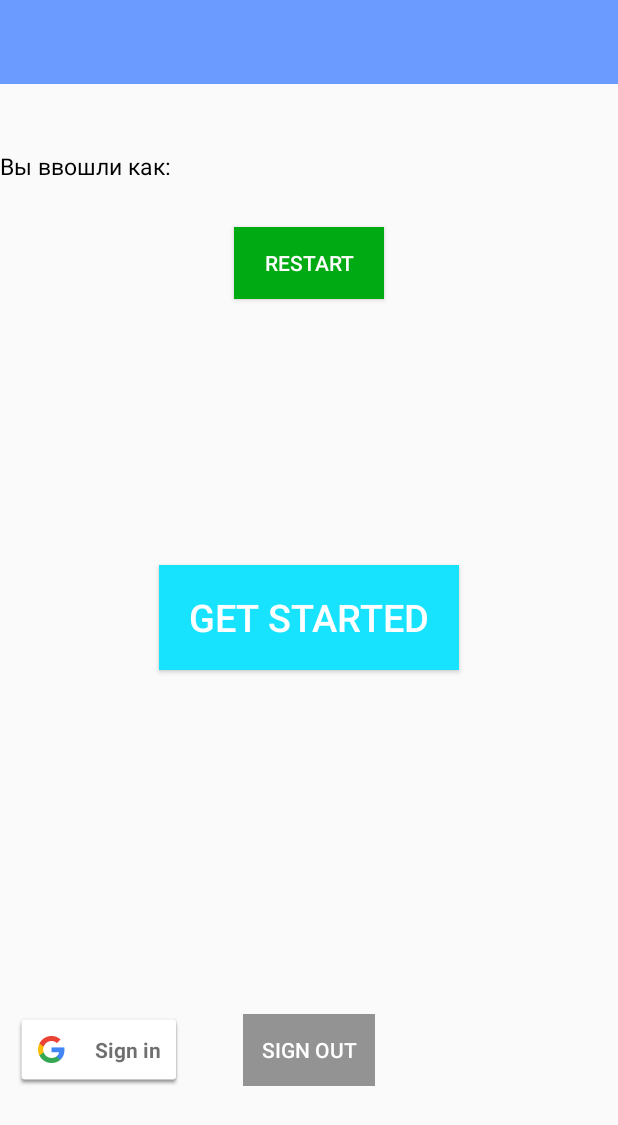
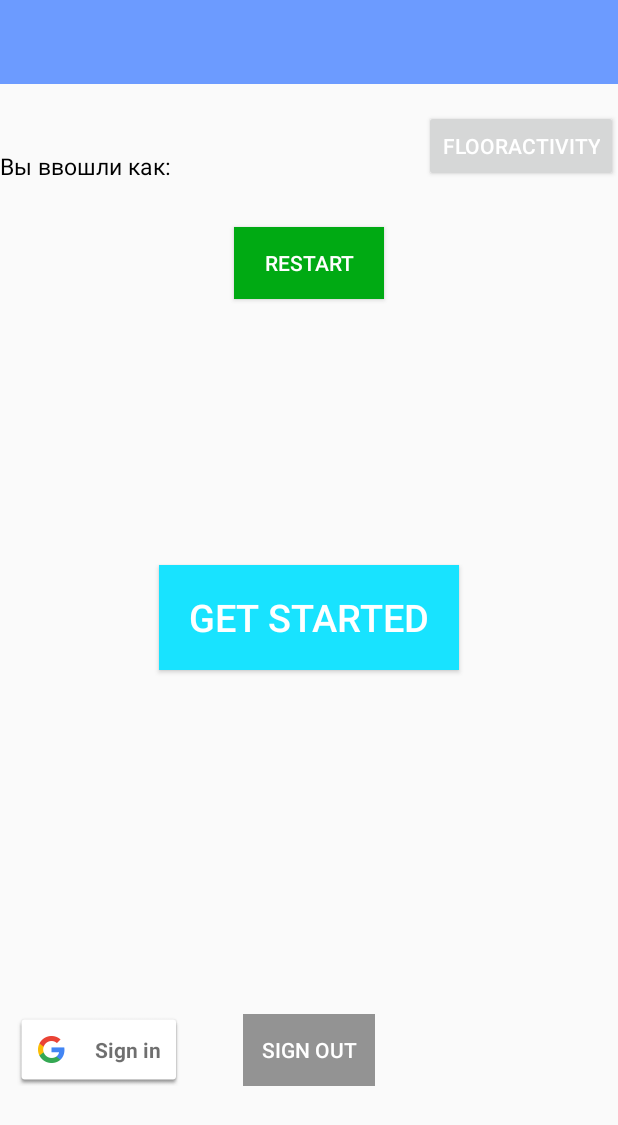
Before and after one commit to PIBODIBU/NAU_Guide, an Android app: the layout activity_main.xml on its own in the app's theme, with its tools: preview values and no code run, on a phone screen of 412 x 824 dp. Shown: the top 1125 px of the screen. Run offline under Robolectric (Android 15) with nearby library versions, the light colour scheme and no system bars.

Commit message:
Custom markers

```diff
--- a/app/src/main/res/layout/activity_main.xml
+++ b/app/src/main/res/layout/activity_main.xml
@@ -85,4 +85,13 @@
         android:layout_centerHorizontal="true"
         android:layout_marginTop="30dp" />
 
+    <Button
+        android:layout_width="wrap_content"
+        android:layout_height="wrap_content"
+        android:text="FloorActivity"
+        android:id="@+id/button_floor"
+        android:layout_above="@+id/button_restart"
+        android:layout_alignParentRight="true"
+        android:layout_alignParentEnd="true" />
+
 </RelativeLayout>
--- /dev/null
+++ b/app/src/main/res/menu/menu_floor.xml
@@ -0,0 +1,6 @@
+<menu xmlns:android="http://schemas.android.com/apk/res/android"
+    xmlns:app="http://schemas.android.com/apk/res-auto"
+    xmlns:tools="http://schemas.android.com/tools" tools:context="ua.nau.edu.NAU_Guide.FloorActivity">
+    <item android:id="@+id/action_settings" android:title="@string/action_settings"
+        android:orderInCategory="100" app:showAsAction="never" />
+</menu>
--- a/app/src/main/res/values/strings.xml
+++ b/app/src/main/res/values/strings.xml
@@ -5,9 +5,9 @@
     <string name="SearchActivity_label">Поиск</string>
     <string name="SplashActivity_label">NAU Guide</string>
     <string name="SettingsActivity_label">Настройки</string>
+    <string name="FloorActivity_label">Floor</string>
 
     <string name="settings_title">Настройки</string>
-
     <string name="search_title">Поиск</string>
     <string name="search_hint">Поиск</string>
 
@@ -22,4 +22,7 @@
     <string name="close_app">Закрыть</string>
     <string name="sign_out_button_name">Sign out</string>
     <string name="corp">-й корпус</string>
+
+    <string name="hello_world">Hello world!</string>
+    <string name="action_settings">Settings</string>
 </resources>
```
Also changed, not shown: app/src/main/AndroidManifest.xml (+14 -11 lines), app/src/main/java/ua/nau/edu/NAU_Guide/FloorActivity.java (added, +13 -0 lines), app/src/main/java/ua/nau/edu/NAU_Guide/MainActivity.java (+8 -0 lines), app/src/main/res/layout/activity_floor.xml (added, +14 -0 lines).
